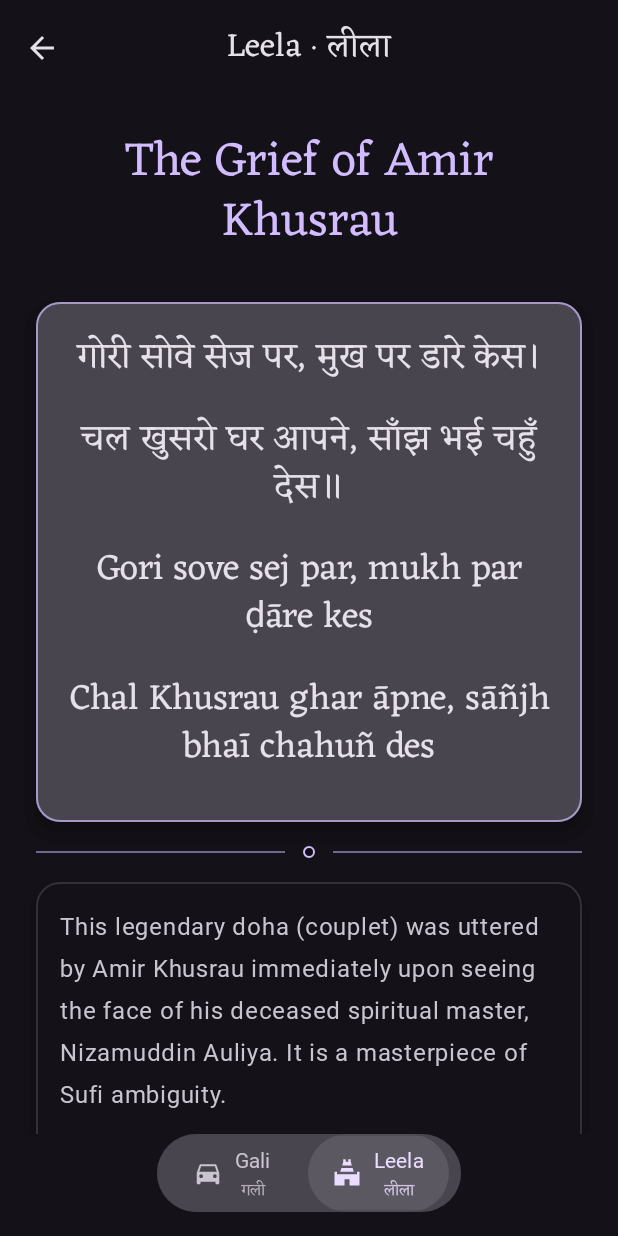
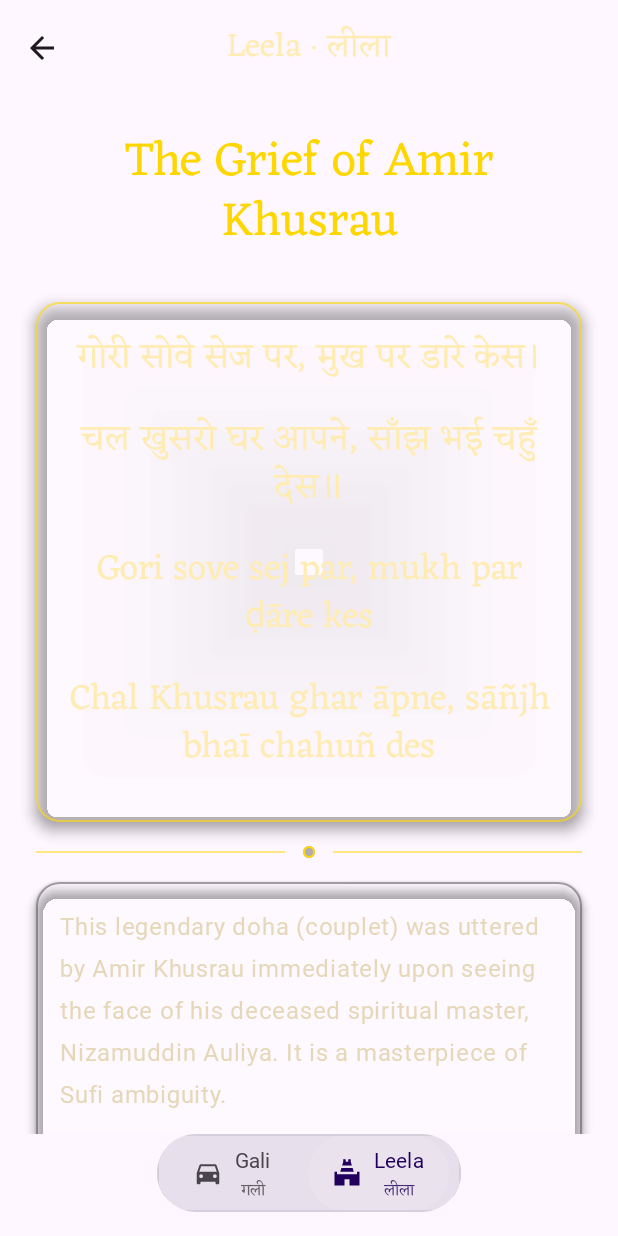
Before and after one commit to MochizukiShinichi/lamha, an Android app built with Jetpack Compose: the composable LessonDetailScreen called with sample values from the repository, after a tap on "Leela", on a phone screen of 412 x 824 dp. Run offline under Robolectric (Android 15) with nearby library versions, the light colour scheme and no system bars; Roboto replaces fonts that are not available here.

Commit message:
Restore Leela mandala + glass cards with prior palette

```diff
--- a/app/src/main/java/com/example/lamha/MainActivity.kt
+++ b/app/src/main/java/com/example/lamha/MainActivity.kt
@@ -75,8 +75,17 @@ val GaliSectionHeaderColor = Color(0xFF6F6A60)
 val GaliPlayBtnBg = Color(0xFFEFEAE0)
 
 // Theme Palette Definitions
-// NOTE: For Gali/Leela we now strictly use the Material Theme Builder colors
-// from LamhaTheme (Color.kt/Theme.kt). These custom palettes are removed.
+val CourtPalette = darkColorScheme(
+    primary = Color(0xFFFFD700),    // Gold
+    secondary = Color(0xFFD4AF37),  // Metallic Gold
+    tertiary = Color(0xFF8D6E63),   // Bronze
+    background = Color.Transparent, // Let the image show
+    surface = Color(0x24FFFFFF),    // Frosted glass
+    surfaceVariant = Color(0x1AFFFFFF),
+    onSurface = Color(0xFFFFECB3),  // Pale Gold Text
+    onSurfaceVariant = Color(0xFFE6D7B8),
+    onPrimary = Color.Black
+)
 
 @Composable
 fun LamhaApp() {
@@ -241,8 +250,7 @@ fun LessonDetailScreen(lesson: Lesson, onBack: () -> Unit) {
         }
     }
 
-    // Use Theme Builder colors; switch light/dark by tab
-    LamhaTheme(darkTheme = selectedTab == 1) {
+    LamhaTheme(darkTheme = false) {
         Box(modifier = Modifier.fillMaxSize()) {
             if (selectedTab == 1) {
                 // Leela (Court) - Dark parchment + mandala
@@ -256,7 +264,7 @@ fun LessonDetailScreen(lesson: Lesson, onBack: () -> Unit) {
                 Box(
                     modifier = Modifier
                         .fillMaxSize()
-                        .background(Color.Black.copy(alpha = 0.4f))
+                        .background(Color.Black.copy(alpha = 0.35f))
                 )
             } else {
                 // Gali (Street) - Light parchment
@@ -283,7 +291,7 @@ fun LessonDetailScreen(lesson: Lesson, onBack: () -> Unit) {
                             Text(
                                 text = titleText,
                                 style = MaterialTheme.typography.titleLarge,
-                                color = MaterialTheme.colorScheme.onSurface,
+                                color = if (selectedTab == 1) CourtPalette.onSurface else MaterialTheme.colorScheme.onSurface,
                                 fontFamily = if (selectedTab == 1) EczarFont else LatoFont,
                                 letterSpacing = if (selectedTab == 0) 1.0.sp else 0.sp,
                             )
@@ -348,7 +356,9 @@ fun LessonDetailScreen(lesson: Lesson, onBack: () -> Unit) {
                     if (tab == 0) {
                         StreetView(lesson.street, activeAudioId, ::playAudio)
                     } else {
-                        CourtView(lesson.court, activeAudioId, ::playAudio)
+                        MaterialTheme(colorScheme = CourtPalette) {
+                            CourtView(lesson.court, activeAudioId, ::playAudio)
+                        }
                     }
                 }
             }
@@ -518,9 +528,9 @@ fun CourtView(section: CourtSection, activeId: String?, onPlay: (String) -> Unit
 
         item {
             com.example.lamha.ui.components.LamhaCard(
-                containerColor = MaterialTheme.colorScheme.surfaceVariant,
-                elevation = 8.dp,
-                border = BorderStroke(1.dp, MaterialTheme.colorScheme.primary.copy(alpha = 0.7f))
+                containerColor = MaterialTheme.colorScheme.surface,
+                elevation = 6.dp,
+                border = BorderStroke(1.dp, MaterialTheme.colorScheme.primary.copy(alpha = 0.6f))
             ) {
                 Column(modifier = Modifier.fillMaxWidth(), horizontalAlignment = Alignment.CenterHorizontally) {
                     section.poemLines.forEach { line ->
@@ -541,9 +551,9 @@ fun CourtView(section: CourtSection, activeId: String?, onPlay: (String) -> Unit
 
         item {
             com.example.lamha.ui.components.LamhaCard(
-                elevation = 5.dp,
-                containerColor = MaterialTheme.colorScheme.surface,
-                border = BorderStroke(1.dp, MaterialTheme.colorScheme.outlineVariant.copy(alpha = 0.6f))
+                elevation = 4.dp,
+                containerColor = MaterialTheme.colorScheme.surfaceVariant,
+                border = BorderStroke(1.dp, MaterialTheme.colorScheme.outlineVariant.copy(alpha = 0.5f))
             ) {
                 Text(
                     section.analysis,
```
